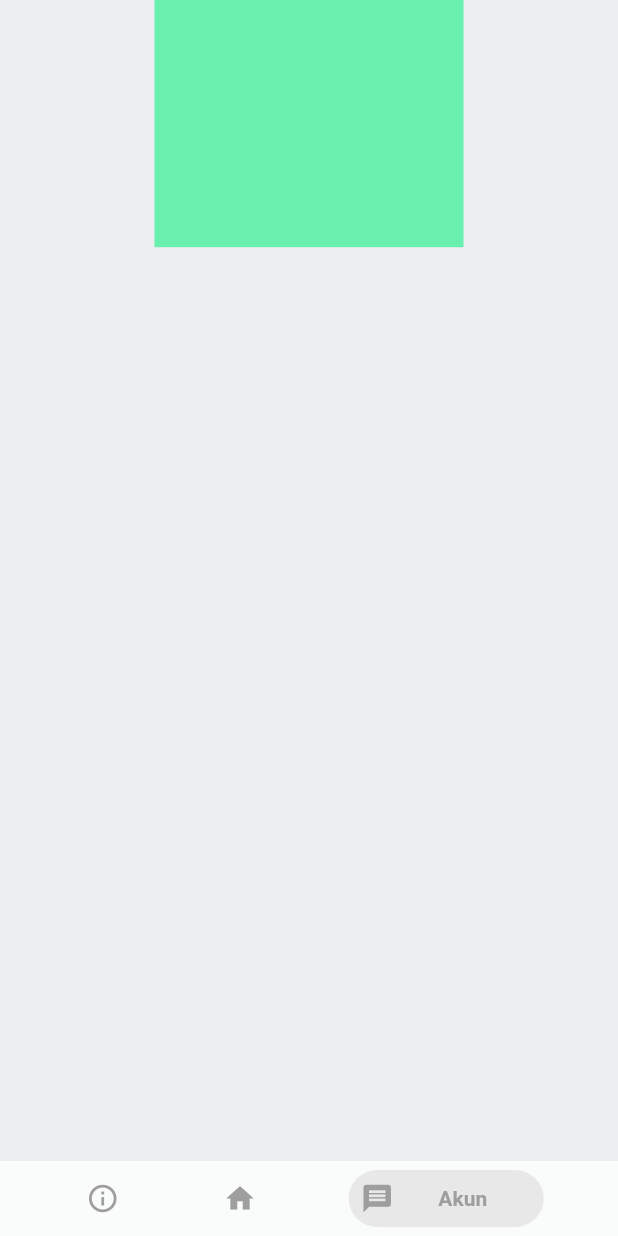
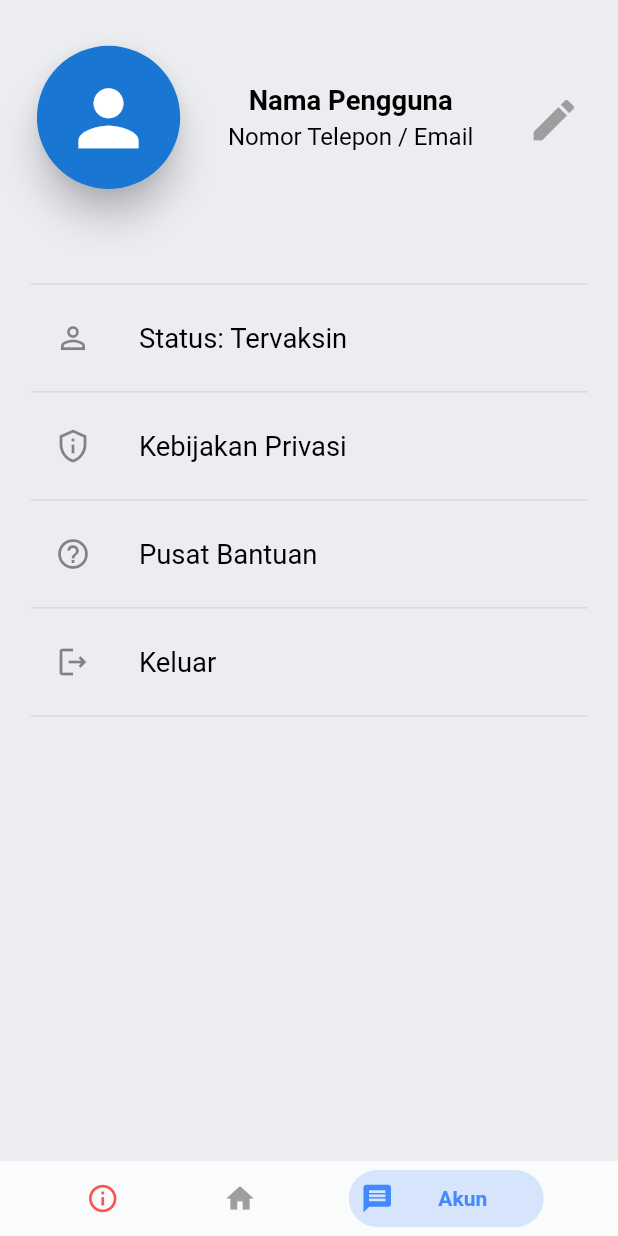
Before and after one commit to tonyhart7/vaccine-app-check, a Flutter app: the HomeView screen opened by its route, swiped to page 3, on a phone screen of 412 x 824 dp. Run offline on Flutter 3.47's test engine with Material 2 defaults, Android fonts, the phone set to English and light mode, and no system bars; drawn by our look-alikes of bottom_navy_bar; our stand-ins replace flutter_screenutil, flutter_svg, get; missing offline and left inert: snapping_sheet; generated files the repository leaves out were written again; statements that could not run were skipped.

Commit message:
populate profile and information page

```diff
--- a/lib/src/home/home_pages/profile_pages.dart
+++ b/lib/src/home/home_pages/profile_pages.dart
@@ -1,6 +1,7 @@
 import 'package:flutter/material.dart';
 
 import 'package:flutter_screenutil/flutter_screenutil.dart';
+import 'package:vaccine/src/utils/app_utils.dart';
 
 class ProfileHomePages extends StatelessWidget {
   const ProfileHomePages({Key? key}) : super(key: key);
@@ -10,10 +11,97 @@ class ProfileHomePages extends StatelessWidget {
     return SizedBox.expand(
       child: Column(
         children: [
-          Container(
-            color: Colors.greenAccent,
-            height: 0.2.sh,
-            width: 0.5.sw,
+          SizedBox(height: 0.02.sh),
+          SizedBox(
+            height: 0.15.sh,
+            width: 0.9.sw,
+            child: Row(
+              mainAxisAlignment: MainAxisAlignment.spaceBetween,
+              children: [
+                Card(
+                  elevation: 10,
+                  shape: const StadiumBorder(),
+                  child: CircleAvatar(
+                    child: Icon(
+                      Icons.person,
+                      size: 50.h,
+                    ),
+                    radius: 40.h,
+                  ),
+                ),
+                Column(
+                  mainAxisAlignment: MainAxisAlignment.center,
+                  children: [
+                    FittedBox(
+                      child: Text(
+                        'Nama Pengguna',
+                        style: AppStyle.textSubTitleBOLD,
+                        overflow: TextOverflow.fade,
+                      ),
+                    ),
+                    SizedBox(height: 0.005.sh),
+                    FittedBox(
+                      child: Text(
+                        'Nomor Telepon / Email',
+                        style: AppStyle.textBody,
+                        overflow: TextOverflow.fade,
+                      ),
+                    ),
+                  ],
+                ),
+                Center(
+                  child: IconButton(
+                    onPressed: () {},
+                    icon: Icon(
+                      Icons.edit,
+                      size: 30.h,
+                      color: Colors.grey,
+                    ),
+                  ),
+                ),
+              ],
+            ),
+          ),
+          SizedBox(height: 0.05.sh),
+          SizedBox(
+            width: 0.9.sw,
+            child: Column(
+              children: [
+                const Divider(),
+                ListTile(
+                  leading: const Icon(Icons.person_outline_outlined),
+                  title: Text(
+                    'Status: Tervaksin',
+                    style: AppStyle.textSubTitle,
+                  ),
+                ),
+                const Divider(),
+                ListTile(
+                  leading: const Icon(Icons.privacy_tip_outlined),
+                  title: Text(
+                    'Kebijakan Privasi',
+                    style: AppStyle.textSubTitle,
+                  ),
+                ),
+                const Divider(),
+                ListTile(
+                  leading: const Icon(Icons.help_outline_rounded),
+                  title: Text(
+                    'Pusat Bantuan',
+                    style: AppStyle.textSubTitle,
+                  ),
+                ),
+                const Divider(),
+                ListTile(
+                  leading: const Icon(Icons.logout_outlined),
+                  title: Text(
+                    'Keluar',
+                    style: AppStyle.textSubTitle,
+                  ),
+                ),
+                const Divider(),
+              ],
+            ),
           ),
         ],
       ),
--- a/lib/src/home/home_view.dart
+++ b/lib/src/home/home_view.dart
@@ -47,7 +47,7 @@ class HomeView extends StatelessWidget {
             onItemSelected: (index) {
               controller.homeIndexPage = index;
               controller.homePageController.animateToPage(index,
-                  duration: const Duration(milliseconds: 200),
+                  duration: const Duration(milliseconds: 400),
                   curve: Curves.fastOutSlowIn);
               controller.update();
             },
@@ -55,7 +55,7 @@ class HomeView extends StatelessWidget {
               BottomNavyBarItem(
                 icon: const Icon(Icons.info_outlined),
                 title: const Text('Informasi'),
-                activeColor: Colors.grey,
+                activeColor: Colors.redAccent,
                 textAlign: TextAlign.center,
               ),
               BottomNavyBarItem(
@@ -67,7 +67,7 @@ class HomeView extends StatelessWidget {
               BottomNavyBarItem(
                 icon: const Icon(Icons.message),
                 title: const Text('Akun'),
-                activeColor: Colors.grey,
+                activeColor: Colors.blueAccent,
                 textAlign: TextAlign.center,
               ),
             ],
```
Also changed, not shown: lib/src/home/home_pages/information_pages.dart (+11 -1 lines), lib/src/home/home_pages/maps_pages.dart (+37 -4 lines).
